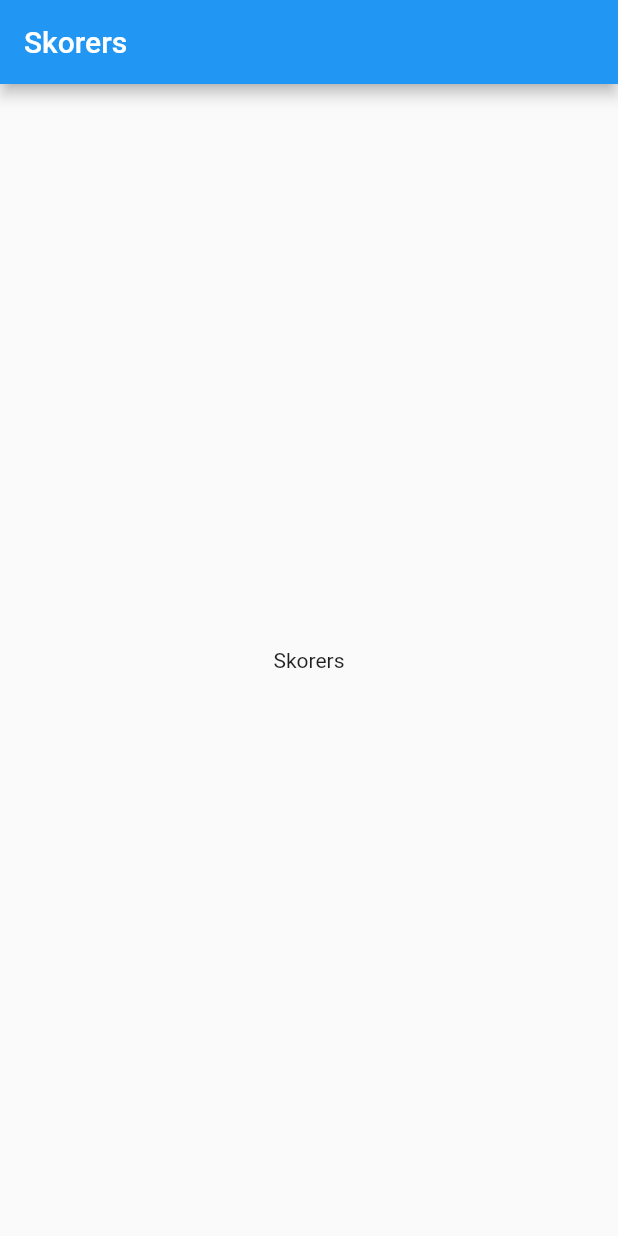
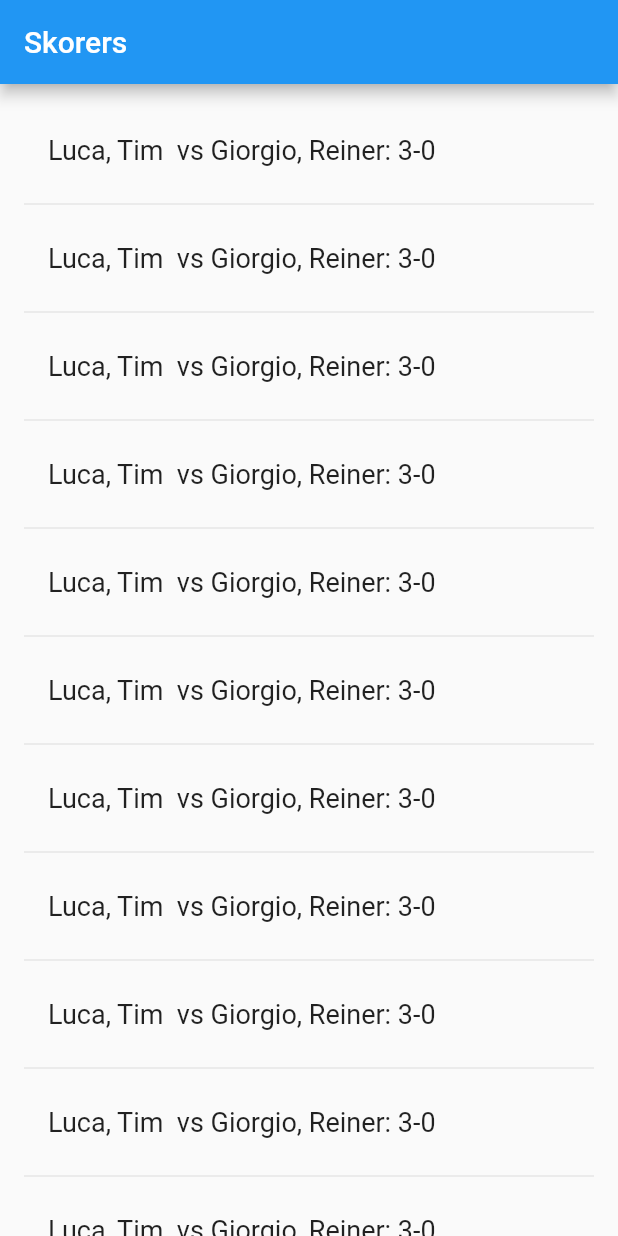
Before and after one commit to abdu-uaq/skorers, a Flutter app: the screen it shows after launch, on a phone screen of 412 x 824 dp. Run offline on Flutter 3.47's test engine with Material 2 defaults, Android fonts, the phone set to English and light mode, and no system bars.

Commit message:
Display score list

```diff
--- a/lib/main.dart
+++ b/lib/main.dart
@@ -7,14 +7,50 @@ class MyApp extends StatelessWidget {
   Widget build(BuildContext context) {
     return MaterialApp(
       title: 'Skorers',
-      home: Scaffold(
-        appBar: AppBar(
-          title: Text('Skorers'),
-        ),
-        body: Center(
-          child: Text('Skorers'),
-        ),
+      home: Scores()
+    );
+  }
+}
+
+class ScoresState extends State<Scores> {
+  final _scores = <String>[];
+  final _biggerFont = const TextStyle(fontSize: 18.0);
+
+  @override
+  Widget build(BuildContext context) {
+    return Scaffold(
+      appBar: AppBar(
+        title: Text('Skorers'),
+      ),
+      body: _buildSuggestions(),
+    );
+  }
+
+  Widget _buildSuggestions() {
+    return ListView.builder(
+        padding: const EdgeInsets.all(16.0),
+        itemBuilder: (context, i) {
+          if (i.isOdd) return Divider();
+
+          final index = i ~/ 2;
+          if (index >= _scores.length) {
+            _scores.add("Luca, Tim  vs Giorgio, Reiner: 3-0");
+          }
+          return _buildRow(_scores[index]);
+        });
+  }
+
+  Widget _buildRow(String score) {
+    return ListTile(
+      title: Text(
+        score,
+        style: _biggerFont,
       ),
     );
   }
 }
+
+class Scores extends StatefulWidget {
+  @override
+  ScoresState createState() => ScoresState();
+}
```
